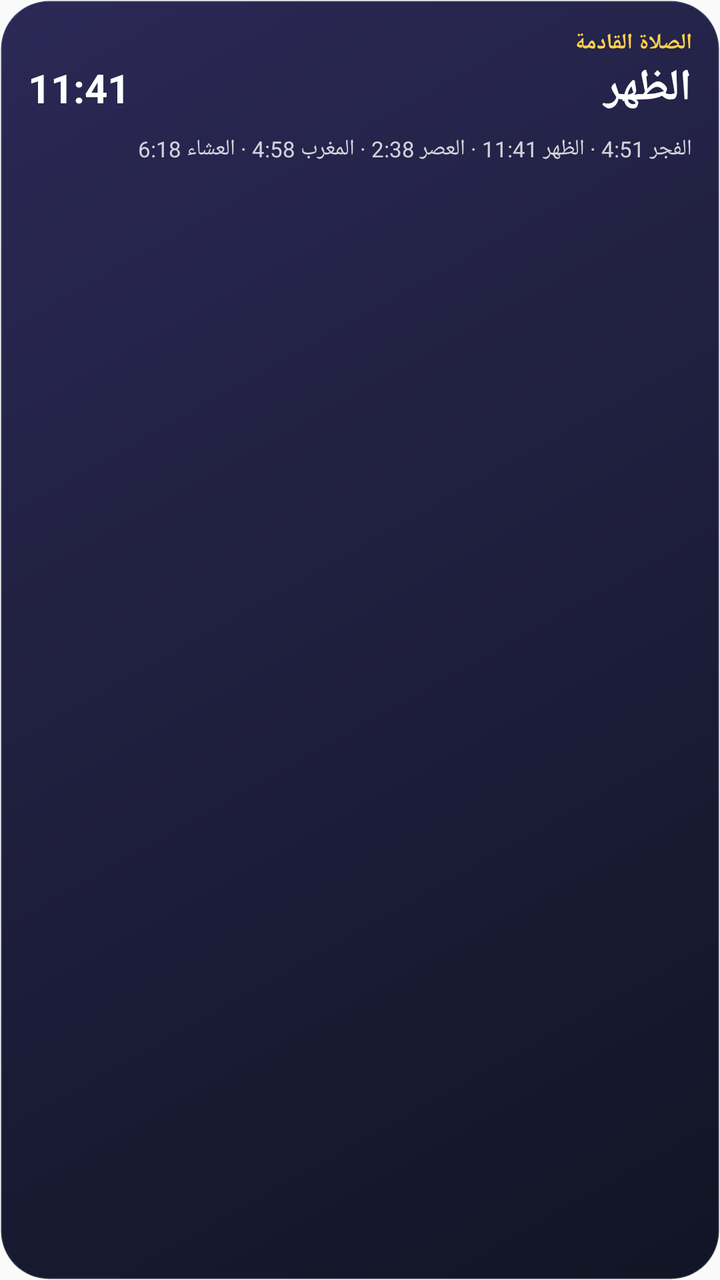
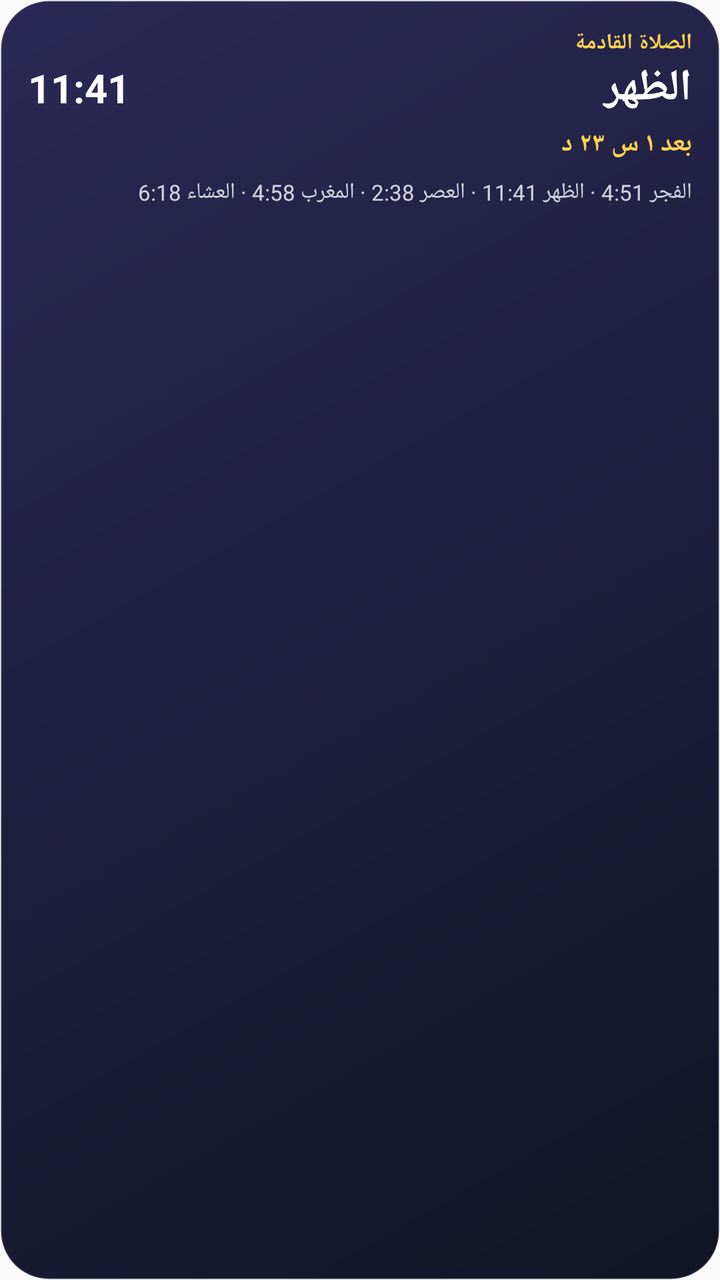

The first picture is an Android layout as it rendered before a commit; the second is the same layout after the commit. The layout source and the unified diff follow.
<!-- AndroidManifest.xml: another module's application theme AppTheme -->
<!-- res/layout/widget_prayer.xml -->
<?xml version="1.0" encoding="utf-8"?>
<LinearLayout xmlns:android="http://schemas.android.com/apk/res/android"
    android:id="@+id/widget_root"
    android:layout_width="match_parent"
    android:layout_height="match_parent"
    android:background="@drawable/widget_bg"
    android:layoutDirection="rtl"
    android:orientation="vertical"
    android:padding="14dp">

    <TextView
        android:layout_width="wrap_content"
        android:layout_height="wrap_content"
        android:text="الصلاة القادمة"
        android:textColor="#FCD34D"
        android:textSize="11sp"
        android:textStyle="bold" />

    <LinearLayout
        android:layout_width="match_parent"
        android:layout_height="wrap_content"
        android:gravity="center_vertical"
        android:orientation="horizontal">

        <TextView
            android:id="@+id/next_name"
            android:layout_width="0dp"
            android:layout_height="wrap_content"
            android:layout_weight="1"
            android:text="الظهر"
            android:textColor="#FFFFFF"
            android:textSize="22sp"
            android:textStyle="bold" />

        <TextView
            android:id="@+id/next_time"
            android:layout_width="wrap_content"
            android:layout_height="wrap_content"
            android:text="11:41"
            android:textColor="#FFFFFF"
            android:textSize="20sp"
            android:textStyle="bold" />
    </LinearLayout>

    <TextView
        android:id="@+id/all_times"
        android:layout_width="match_parent"
        android:layout_height="wrap_content"
        android:layout_marginTop="8dp"
        android:lineSpacingExtra="3dp"
        android:text="الفجر 4:51 · الظهر 11:41 · العصر 2:38 · المغرب 4:58 · العشاء 6:18"
        android:textColor="#CCFFFFFF"
        android:textSize="11sp" />
</LinearLayout>
<!-- resources referenced by this layout -->
<resources>
  <!-- drawable widget_bg (drawable) -->
  <?xml version="1.0" encoding="utf-8"?>
  <shape xmlns:android="http://schemas.android.com/apk/res/android">
      <gradient android:startColor="#F01E1B4B" android:endColor="#F0020617" android:angle="315" />
      <corners android:radius="24dp" />
      <stroke android:width="1dp" android:color="#22FFFFFF" />
  </shape>
  <style name="AppTheme" parent="Theme.AppCompat.Light.DarkActionBar">
          
          <item name="colorPrimary">@color/colorPrimary</item>
          <item name="colorPrimaryDark">@color/colorPrimaryDark</item>
          <item name="colorAccent">@color/colorAccent</item>
      </style>
</resources>

<!-- the commit's change to res/layout/widget_prayer.xml (unified diff, before → after) -->
@@ -43,6 +43,16 @@
     </LinearLayout>
 
     <TextView
+        android:id="@+id/next_countdown"
+        android:layout_width="wrap_content"
+        android:layout_height="wrap_content"
+        android:layout_marginTop="4dp"
+        android:text="بعد ١ س ٢٣ د"
+        android:textColor="#FCD34D"
+        android:textSize="13sp"
+        android:textStyle="bold" />
+
+    <TextView
         android:id="@+id/all_times"
         android:layout_width="match_parent"
         android:layout_height="wrap_content"
